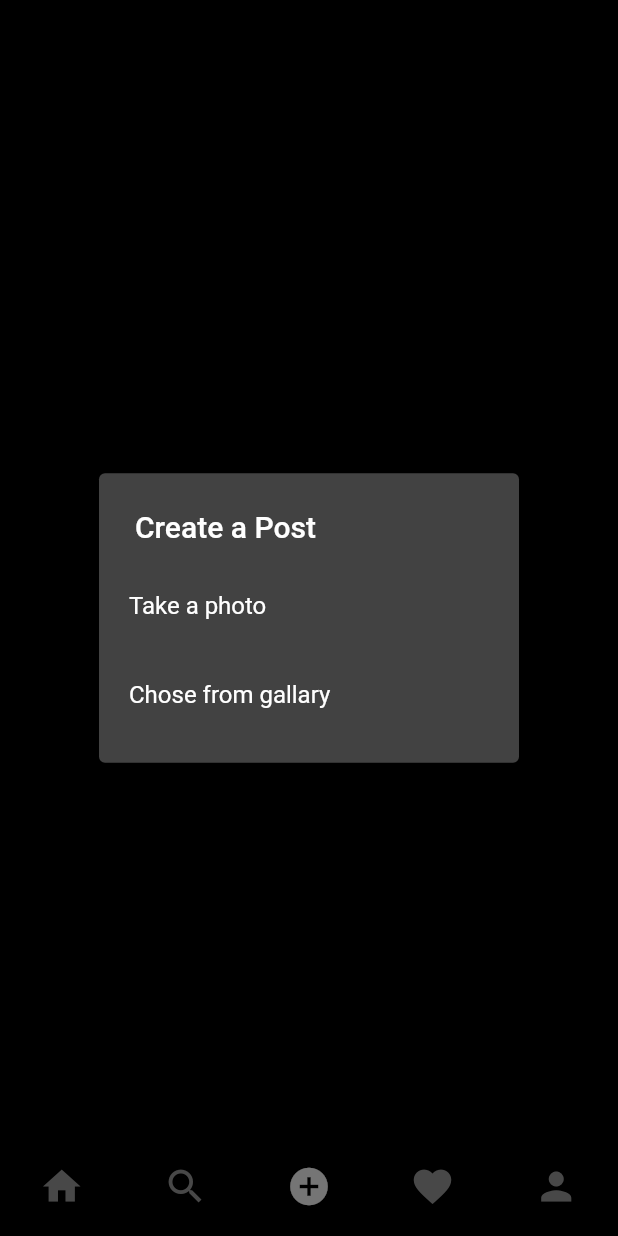
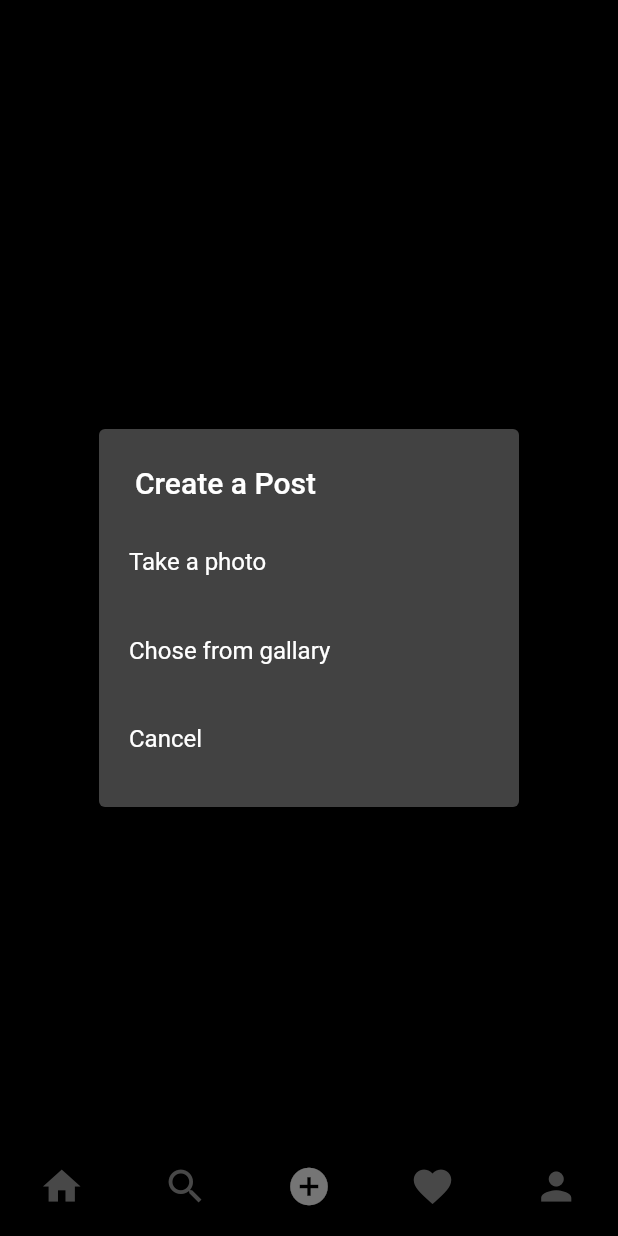
Before and after one commit to vizio77/flutter_instagram_clone, a Flutter app: the screen it shows once a user with an empty profile is signed in, item 3 of the bottom bar chosen, after a tap on the "add" icon, on a phone screen of 412 x 824 dp. Run offline on Flutter 3.47's test engine with Material 2 defaults, Android fonts, the phone set to English and light mode, and no system bars; our stand-ins replace cloud_firestore, firebase_auth, firebase_core, firebase_storage, flutter_svg, image_picker and 1 more; missing offline and left inert: dart:ffi; accounts and stored records are empty; network calls fail.

Commit message:
recupero immagine da galleria e salvataggio su firestore

```diff
--- a/lib/providers/user_provider.dart
+++ b/lib/providers/user_provider.dart
@@ -6,7 +6,7 @@ class UserProvider with ChangeNotifier {
   User? _user;
   final AuthMethod _authMethod = AuthMethod();
 
-  User? get getUser => _user!;
+  User get getUser => _user!;
 
   Future<void> refreshUser() async {
     User user = await _authMethod.getUserDetails();
--- a/lib/screens/add_post_screen.dart
+++ b/lib/screens/add_post_screen.dart
@@ -3,8 +3,11 @@ import 'dart:typed_data';
 
 import 'package:flutter/material.dart';
 import 'package:image_picker/image_picker.dart';
+import 'package:instagram_flutter/models/user.dart';
+import 'package:instagram_flutter/providers/user_provider.dart';
 import 'package:instagram_flutter/utils/colors.dart';
 import 'package:instagram_flutter/utils/utils.dart';
+import 'package:provider/provider.dart';
 
 class AddPostScreen extends StatefulWidget {
   const AddPostScreen({Key? key}) : super(key: key);
@@ -15,6 +18,7 @@ class AddPostScreen extends StatefulWidget {
 
 class _AddPostScreenState extends State<AddPostScreen> {
   Uint8List? _file;
+  final TextEditingController _descriptionController = TextEditingController();
 
   _selectImage(BuildContext context) async {
     return showDialog(
@@ -45,6 +49,13 @@ class _AddPostScreenState extends State<AddPostScreen> {
                   });
                 },
               ),
+              SimpleDialogOption(
+                padding: const EdgeInsets.all(20),
+                child: const Text("Cancel"),
+                onPressed: () {
+                  Navigator.of(context).pop();
+                },
+              ),
             ],
           );
         });
@@ -52,6 +63,8 @@ class _AddPostScreenState extends State<AddPostScreen> {
 
   @override
   Widget build(BuildContext context) {
+    final User user = Provider.of<UserProvider>(context).getUser;
+
     return _file == null
         ? Center(
             child: IconButton(
@@ -88,12 +101,12 @@ class _AddPostScreenState extends State<AddPostScreen> {
                   crossAxisAlignment: CrossAxisAlignment.start,
                   children: [
                     CircleAvatar(
-                      backgroundImage: NetworkImage(
-                          "https://images.unsplash.com/photo-1657214059212-104dac959c56?ixlib=rb-1.2.1&ixid=MnwxMjA3fDF8MHxwaG90by1wYWdlfHx8fGVufDB8fHx8&auto=format&fit=crop&w=774&q=80"),
+                      backgroundImage: NetworkImage(user.photoUrl),
                     ),
                     SizedBox(
                       width: MediaQuery.of(context).size.width * 0.4,
                       child: TextField(
+                        controller: _descriptionController,
                         decoration: const InputDecoration(
                           hintText: "Scrivi qualcosa",
                           border: InputBorder.none,
@@ -109,8 +122,7 @@ class _AddPostScreenState extends State<AddPostScreen> {
                         child: Container(
                           decoration: BoxDecoration(
                               image: DecorationImage(
-                                  image: NetworkImage(
-                                      "https://images.unsplash.com/photo-1657214059212-104dac959c56?ixlib=rb-1.2.1&ixid=MnwxMjA3fDF8MHxwaG90by1wYWdlfHx8fGVufDB8fHx8&auto=format&fit=crop&w=774&q=80"),
+                                  image: MemoryImage(_file!),
                                   fit: BoxFit.fill,
                                   alignment: FractionalOffset.topCenter)),
                         ),
```
